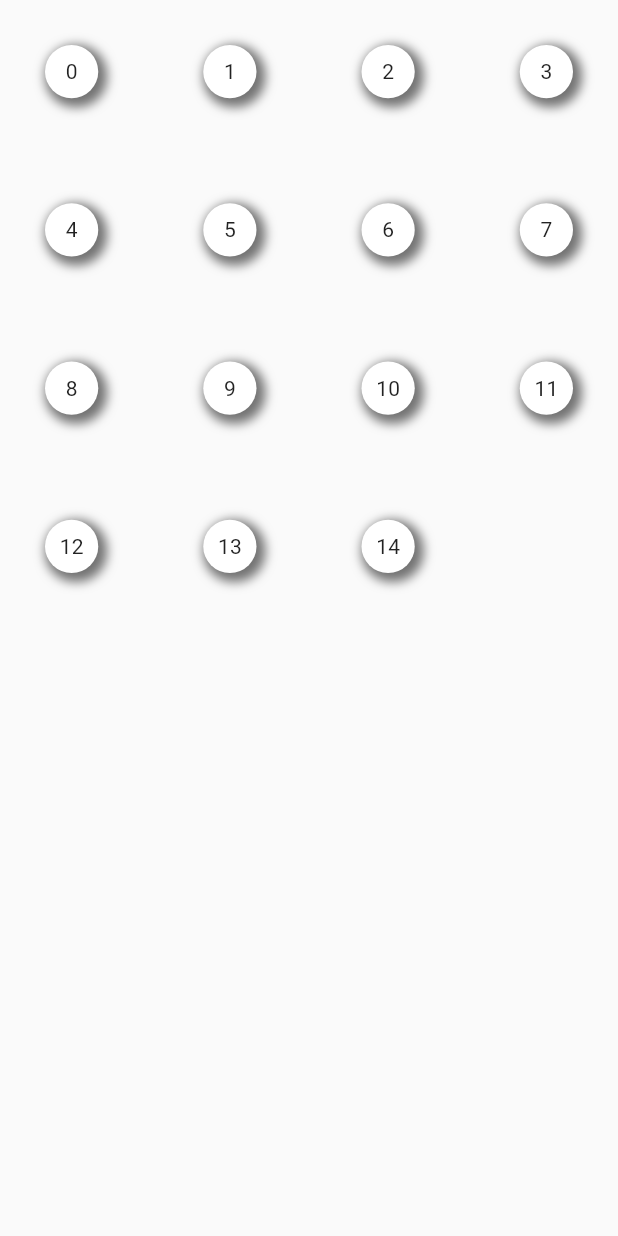
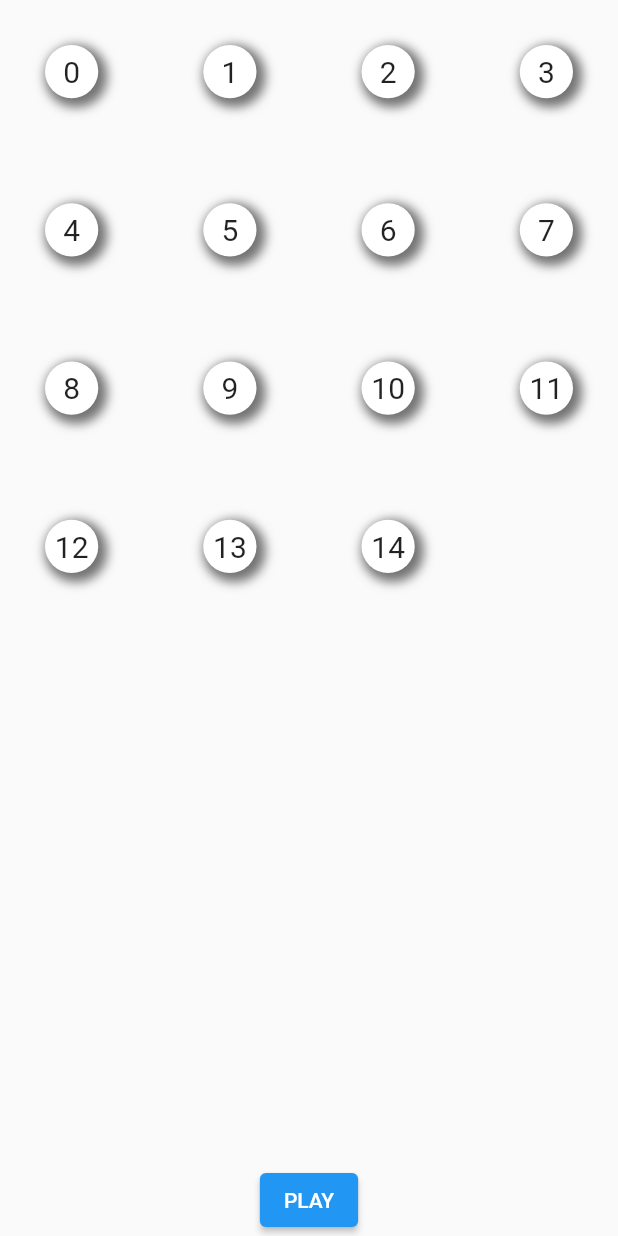
Before and after one commit to Hhanri/puzzle, a Flutter app: the screen it shows after launch, on a phone screen of 412 x 824 dp. Run offline on Flutter 3.47's test engine with Material 2 defaults, Android fonts, the phone set to English and light mode, and no system bars; our stand-ins replace bloc, equatable, flutter_bloc.

Commit message:
home page, game page and win page; repaly button; PuzzlePieceWidget font size;

```diff
--- a/lib/bloc/puzzle_bloc.dart
+++ b/lib/bloc/puzzle_bloc.dart
@@ -1,8 +1,5 @@
-import 'dart:async';
-
 import 'package:bloc/bloc.dart';
 import 'package:flutter/foundation.dart';
-import 'package:meta/meta.dart';
 import 'package:puzzle/models/puzzle_piece_model.dart';
 
 part 'puzzle_event.dart';
@@ -12,14 +9,17 @@ class PuzzleBloc extends Bloc<PuzzleEvent, PuzzleState> {
     PuzzleBloc() : super(PuzzleInitial()) {
 
     List<List<PuzzlePieceModel?>> puzzle =  PuzzlePieceModel.generateOriginalPuzzle(16);
+
     final List<List<PuzzlePieceModel?>> originalPuzzle = PuzzlePieceModel.generateOriginalPuzzle(16);
     final int length = puzzle.length;
     final int subLength = puzzle[0].length;
 
-    on<PuzzleEvent>((event, emit) {
-    });
+    void shufflePuzzle () {
+      puzzle =  PuzzlePieceModel.generateOriginalPuzzle(16);
+    }
 
     on<StartGameEvent>((event, emit) {
+      shufflePuzzle();
       emit(PuzzleGameState(length: length, subLength: subLength, puzzle: puzzle));
     });
 
@@ -40,7 +40,6 @@ class PuzzleBloc extends Bloc<PuzzleEvent, PuzzleState> {
         puzzle[row][col+1] = piece;
         puzzle[row][col] = null;
       }
-      puzzle = [...puzzle];
     }
 
     bool comparePuzzles() {
--- a/lib/main.dart
+++ b/lib/main.dart
@@ -1,5 +1,5 @@
 import 'package:flutter/material.dart';
-import 'package:puzzle/pages/game_page.dart';
+import 'package:puzzle/pages/home_page.dart';
 
 void main() {
   runApp(const MyApp());
@@ -16,7 +16,7 @@ class MyApp extends StatelessWidget {
       theme: ThemeData(
         primarySwatch: Colors.blue,
       ),
-      home: const GamePage(),
+      home: const HomeScreen(),
     );
   }
 }
--- a/lib/pages/game_page.dart
+++ b/lib/pages/game_page.dart
@@ -1,49 +1,25 @@
 import 'package:flutter/material.dart';
-import 'package:flutter_bloc/flutter_bloc.dart';
 import 'package:puzzle/bloc/puzzle_bloc.dart';
-import 'package:puzzle/models/puzzle_piece_model.dart';
-import 'package:puzzle/widgets/puzzle_piece_widget.dart';
+import 'package:puzzle/widgets/game_board_widget.dart';
+import 'package:puzzle/widgets/replay_button_widget.dart';
 
-class GamePage extends StatelessWidget {
-  const GamePage({Key? key}) : super(key: key);
+class GameScreen extends StatelessWidget {
+  final PuzzleGameState state;
+  const GameScreen({Key? key, required this.state}) : super(key: key);
 
   @override
   Widget build(BuildContext context) {
-    return Scaffold(
-      body: Center(
-        child: BlocProvider<PuzzleBloc>(
-        create: (context) => PuzzleBloc()..add(StartGameEvent()),
-          child: BlocBuilder<PuzzleBloc, PuzzleState>(
-          builder: (BuildContext context, state) {
-            if (state is PuzzleGameState) {
-              List<List<PuzzlePieceModel?>> puzzle = state.puzzle;
-              return GridView.builder(
-                gridDelegate: const SliverGridDelegateWithFixedCrossAxisCount(
-                  crossAxisCount: 4,
-                  mainAxisSpacing: 10,
-                  crossAxisSpacing: 10
-                ),
-                itemCount: state.length * state.subLength,
-                itemBuilder: (BuildContext context, int index) {
-                  final int row = index ~/ state.length;
-                  final int col = index % state.subLength;
-                  if (puzzle[row][col] != null) {
-                    return PuzzlePieceWidget(
-                      puzzlePiece: puzzle[row][col]!,
-                      onTap: () {
-                        BlocProvider.of<PuzzleBloc>(context).add(MovePieceEvent(piece: puzzle[row][col]!, row: row, col: col));
-                      }
-                    );
-                  }
-                  return Container();
-                },
-              );
-            }
-            return const CircularProgressIndicator();
-          },
+    return Column(
+      mainAxisAlignment: MainAxisAlignment.spaceAround,
+      children: [
+        Expanded(
+          child: GameBoardWidget(
+            state: state,
+            puzzle: state.puzzle,
+          ),
         ),
-),
-      ),
+        const Center(child: ReplayButtonWidget())
+      ],
     );
   }
 }
--- /dev/null
+++ b/lib/pages/home_page.dart
@@ -0,0 +1,31 @@
+import 'package:flutter/material.dart';
+import 'package:flutter_bloc/flutter_bloc.dart';
+import 'package:puzzle/bloc/puzzle_bloc.dart';
+import 'package:puzzle/pages/game_page.dart';
+import 'package:puzzle/pages/win_page.dart';
+
+class HomeScreen extends StatelessWidget {
+  const HomeScreen({Key? key}) : super(key: key);
+
+  @override
+  Widget build(BuildContext context) {
+    return Scaffold(
+      body: Center(
+        child: BlocProvider<PuzzleBloc>(
+          create: (context) => PuzzleBloc()..add(StartGameEvent()),
+            child: BlocBuilder<PuzzleBloc, PuzzleState>(
+            builder: (BuildContext context, state) {
+              if (state is PuzzleGameState) {
+                return GameScreen(state: state);
+              }
+              if (state is PuzzleWinState) {
+                return const WinScreen();
+              }
+              return const CircularProgressIndicator();
+            },
+          ),
+        ),
+      ),
+    );
+  }
+}
--- /dev/null
+++ b/lib/pages/win_page.dart
@@ -0,0 +1,17 @@
+import 'package:flutter/material.dart';
+import 'package:puzzle/widgets/replay_button_widget.dart';
+
+class WinScreen extends StatelessWidget {
+  const WinScreen({Key? key}) : super(key: key);
+
+  @override
+  Widget build(BuildContext context) {
+    return Column(
+      mainAxisAlignment: MainAxisAlignment.spaceAround,
+      children: const [
+        Expanded(child: Center(child: Text("CONGRATS!"))),
+        Expanded(child: Center(child: ReplayButtonWidget()))
+      ],
+    );
+  }
+}
--- /dev/null
+++ b/lib/widgets/game_board_widget.dart
@@ -0,0 +1,42 @@
+import 'package:flutter/material.dart';
+import 'package:flutter_bloc/flutter_bloc.dart';
+import 'package:puzzle/bloc/puzzle_bloc.dart';
+import 'package:puzzle/models/puzzle_piece_model.dart';
+import 'package:puzzle/widgets/puzzle_piece_widget.dart';
+
+class GameBoardWidget extends StatelessWidget {
+  final List<List<PuzzlePieceModel?>> puzzle;
+  final PuzzleGameState state;
+  const GameBoardWidget({
+    Key? key,
+    required this.puzzle,
+    required this.state
+  }) : super(key: key);
+
+  @override
+  Widget build(BuildContext context) {
+    return GridView.builder(
+      physics: const NeverScrollableScrollPhysics(),
+      shrinkWrap: true,
+      gridDelegate: const SliverGridDelegateWithFixedCrossAxisCount(
+        crossAxisCount: 4,
+        mainAxisSpacing: 10,
+        crossAxisSpacing: 10
+      ),
+      itemCount: state.length * state.subLength,
+      itemBuilder: (BuildContext context, int index) {
+        final int row = index ~/ state.length;
+        final int col = index % state.subLength;
+        if (puzzle[row][col] != null) {
+          return PuzzlePieceWidget(
+            puzzlePiece: puzzle[row][col]!,
+            onTap: () {
+              BlocProvider.of<PuzzleBloc>(context).add(MovePieceEvent(piece: puzzle[row][col]!, row: row, col: col));
+            }
+          );
+        }
+        return Container();
+      },
+    );
+  }
+}
--- a/lib/widgets/puzzle_piece_widget.dart
+++ b/lib/widgets/puzzle_piece_widget.dart
@@ -41,6 +41,9 @@ class PuzzlePieceWidget extends StatelessWidget {
             child: Text(
               puzzlePiece.text,
               textAlign: TextAlign.center,
+              style: const TextStyle(
+                fontSize: 20
+              ),
             ),
           ),
         ),
--- /dev/null
+++ b/lib/widgets/replay_button_widget.dart
@@ -0,0 +1,17 @@
+import 'package:flutter/material.dart';
+import 'package:flutter_bloc/flutter_bloc.dart';
+import 'package:puzzle/bloc/puzzle_bloc.dart';
+
+class ReplayButtonWidget extends StatelessWidget {
+  const ReplayButtonWidget({Key? key}) : super(key: key);
+
+  @override
+  Widget build(BuildContext context) {
+    return ElevatedButton(
+      onPressed: () {
+        BlocProvider.of<PuzzleBloc>(context).add(StartGameEvent());
+      },
+      child: const Text("PLAY")
+    );
+  }
+}
```
